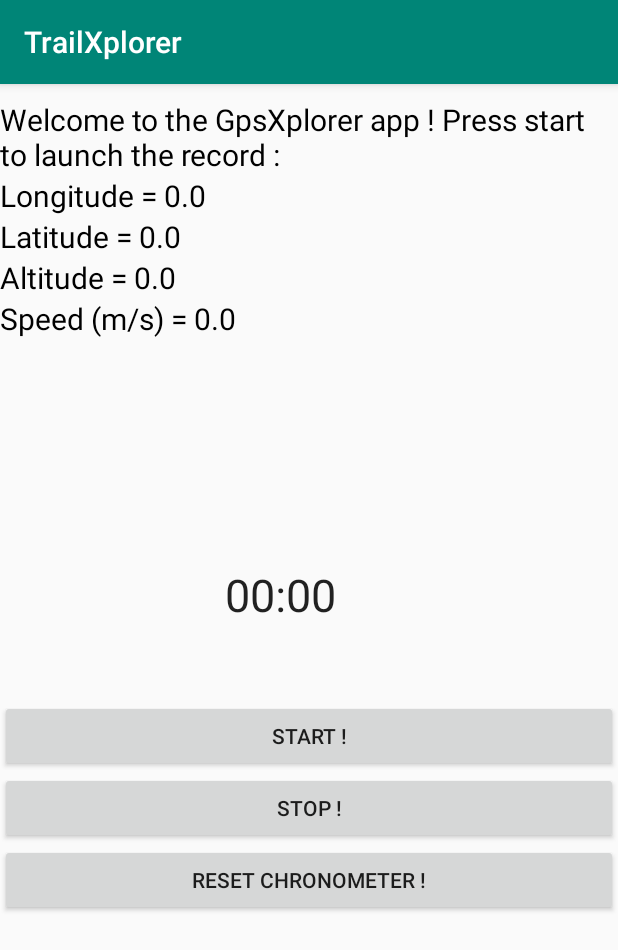
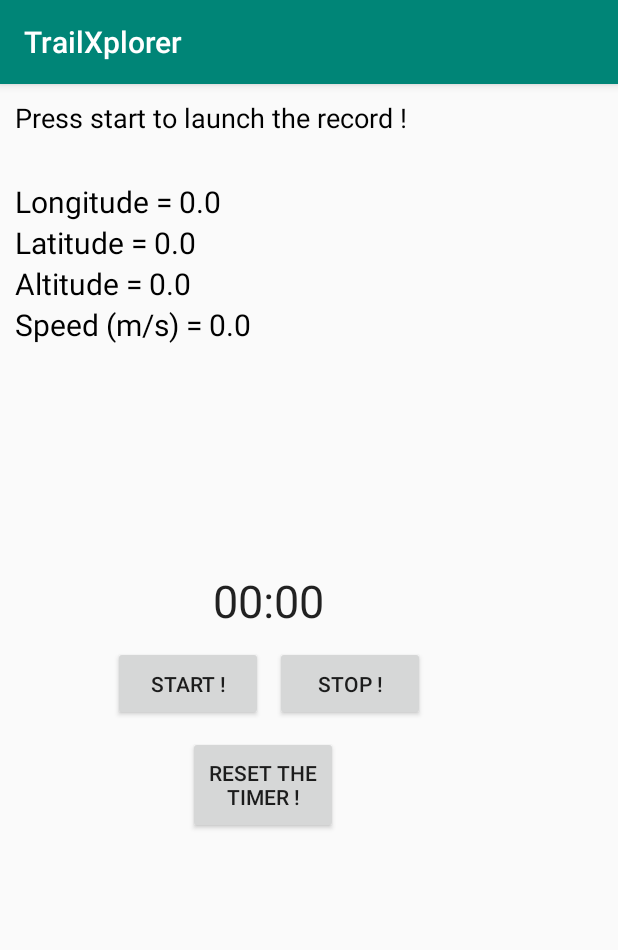
Before and after one commit to GauthierDenglos/AndroidGpsXplorer, an Android app: the screen it shows after launch (MainActivity), on a phone screen of 412 x 824 dp. Shown: the top 950 px of the screen. Run offline under Robolectric (Android 15) with nearby library versions, the phone set to English and light mode, and no system bars.

Commit message:
Final layout

```diff
--- a/trailXplorer/app/src/main/res/layout/activity_main.xml
+++ b/trailXplorer/app/src/main/res/layout/activity_main.xml
@@ -1,6 +1,5 @@
 <?xml version="1.0" encoding="utf-8"?>
 <LinearLayout xmlns:android="http://schemas.android.com/apk/res/android"
-    xmlns:app="http://schemas.android.com/apk/res-auto"
     xmlns:tools="http://schemas.android.com/tools"
     android:layout_width="match_parent"
     android:layout_height="match_parent"
@@ -11,66 +10,83 @@
         android:layout_width="match_parent"
         android:layout_height="wrap_content"
         android:layout_marginTop="10dp"
-        android:textSize="20sp"
-        android:text="Welcome to the GpsXplorer app ! Press start to launch the record : "
-        android:textColor="@android:color/black"/>
+        android:layout_marginLeft="10dp"
+        android:text="Press start to launch the record ! "
+        android:textColor="@android:color/black"
+        android:textSize="18sp"/>
+
     <TextView
+        android:id="@+id/textview_long"
         android:layout_width="wrap_content"
         android:layout_height="wrap_content"
-        android:textSize="20sp"
         android:text="Longitude = "
-        android:id="@+id/textview_long"
-        android:textColor="@android:color/black"/>
+        android:layout_marginTop="30dp"
+        android:layout_marginLeft="10dp"
+        android:textColor="@android:color/black"
+        android:textSize="20sp"/>
+
     <TextView
+        android:id="@+id/textview_lat"
         android:layout_width="wrap_content"
         android:layout_height="wrap_content"
+        android:layout_marginLeft="10dp"
         android:text="Latitude = "
-        android:textSize="20sp"
-        android:id="@+id/textview_lat"
-        android:textColor="@android:color/black"/>
+        android:textColor="@android:color/black"
+        android:textSize="20sp" />
+
     <TextView
+        android:id="@+id/textview_alt"
         android:layout_width="wrap_content"
         android:layout_height="wrap_content"
+        android:layout_marginLeft="10dp"
         android:text="Altitude = "
-        android:textSize="20sp"
-        android:id="@+id/textview_alt"
-        android:textColor="@android:color/black"/>
+        android:textColor="@android:color/black"
+        android:textSize="20sp" />
+
     <TextView
+        android:id="@+id/textview_speed"
         android:layout_width="wrap_content"
         android:layout_height="wrap_content"
+        android:layout_marginLeft="10dp"
         android:text="Speed (m/s) = "
-        android:textSize="20sp"
-        android:id="@+id/textview_speed"
-        android:textColor="@android:color/black"/>
+        android:textColor="@android:color/black"
+        android:textSize="20sp" />
 
     <Chronometer
+        android:id="@+id/chronometer"
         android:layout_width="wrap_content"
         android:layout_height="wrap_content"
-        android:id="@+id/chronometer"
-        android:textSize="30sp"
-        android:layout_marginLeft="150dp"
-        android:layout_marginTop="150dp"/>
+        android:layout_marginLeft="142dp"
+        android:layout_marginTop="150dp"
+        android:textSize="30sp" />
+
+    <LinearLayout
+        android:layout_width="fill_parent"
+        android:layout_height="wrap_content"
+        android:orientation="horizontal" >
+        <Button
+            android:id="@+id/createGpx"
+            android:layout_width="100dp"
+            android:layout_height="50dp"
+            android:layout_marginLeft="75dp"
+            android:layout_marginTop="10dp"
+            android:text="Start !" />
+
+        <Button
+            android:id="@+id/launchActivity"
+            android:layout_width="100dp"
+            android:layout_height="50dp"
+            android:layout_marginLeft="8dp"
+            android:layout_marginTop="10dp"
+            android:text="Stop !"/>
+    </LinearLayout>
 
     <Button
-        android:layout_width="match_parent"
-        android:layout_height="wrap_content"
-        android:text="Start !"
-        android:layout_marginTop="50dp"
-        android:id="@+id/createGpx"/>
-    <Button
-        android:layout_width="match_parent"
-        android:layout_height="wrap_content"
-        android:text="Stop !"
-        android:id="@+id/launchActivity"/>
-    <Button
-        android:layout_width="match_parent"
-        android:layout_height="wrap_content"
-        android:text="Reset Chronometer !"
-        android:id="@+id/resetAll"/>
-    <!--<Button
-        android:layout_width="match_parent"
-        android:layout_height="wrap_content"
-        android:text="Pause Chronometer !"
-        android:id="@+id/pauseChrono"/>-->
+        android:id="@+id/resetAll"
+        android:layout_width="100dp"
+        android:layout_height="65dp"
+        android:layout_marginLeft="125dp"
+        android:layout_marginTop="10dp"
+        android:text="Reset The timer !" />
 
 </LinearLayout>
--- a/trailXplorer/app/src/main/res/layout/activity_stat.xml
+++ b/trailXplorer/app/src/main/res/layout/activity_stat.xml
@@ -11,21 +11,25 @@
         android:layout_width="match_parent"
         android:layout_height="300dp" />
 
-
     <TextView
         android:layout_width="wrap_content"
         android:layout_height="wrap_content"
-        android:textSize="20dp"
-        android:text="Graph of your speed  during the time "
-        android:layout_marginBottom="2dp"
-        android:layout_marginLeft="40dp"
-        android:textColor="@android:color/black"/>
+        android:textSize="10dp"
+        android:text="Graph of your speed  during the time."
+        android:layout_marginBottom="65dp"
+        android:layout_marginLeft="100dp"
+        android:textColor="#808080"/>
+
+    <LinearLayout
+        android:layout_width="match_parent"
+        android:layout_height="match_parent"
+        android:orientation="vertical">
 
         <TextView
             android:id="@+id/aveSpeed"
             android:layout_width="match_parent"
             android:layout_height="24dp"
-        android:layout_marginLeft="70dp"
+            android:layout_marginLeft="30dp"
             android:layout_marginBottom="10dp"
             android:text="Average speed = "
             android:textColor="@android:color/black"
@@ -38,7 +42,7 @@
             android:text="Total distance = "
             android:textSize="18dp"
             android:layout_marginBottom="10dp"
-            android:layout_marginLeft="70dp"
+            android:layout_marginLeft="30dp"
             android:textColor="@android:color/black"/>
 
         <TextView
@@ -48,7 +52,7 @@
             android:text="Time taken = "
             android:textSize="18dp"
             android:layout_marginBottom="10dp"
-            android:layout_marginLeft="70dp"
+            android:layout_marginLeft="30dp"
             android:textColor="@android:color/black"/>
 
         <TextView
@@ -58,7 +62,7 @@
             android:text="Minimum altitude = "
             android:textSize="18dp"
             android:layout_marginBottom="10dp"
-            android:layout_marginLeft="70dp"
+            android:layout_marginLeft="30dp"
             android:textColor="@android:color/black"/>
 
         <TextView
@@ -68,7 +72,7 @@
             android:text="Maximum altitude = "
             android:textSize="18dp"
             android:layout_marginBottom="10dp"
-            android:layout_marginLeft="70dp"
+            android:layout_marginLeft="30dp"
             android:textColor="@android:color/black"/>
 
         <TextView
@@ -78,7 +82,10 @@
             android:text="Calories burn = "
             android:textSize="18dp"
             android:layout_marginBottom="10dp"
-            android:layout_marginLeft="70dp"
+            android:layout_marginLeft="30dp"
             android:textColor="@android:color/black"/>
 
     </LinearLayout>
+
+
+</LinearLayout>
```
Lines whose indentation alone changed are shown as unchanged.
